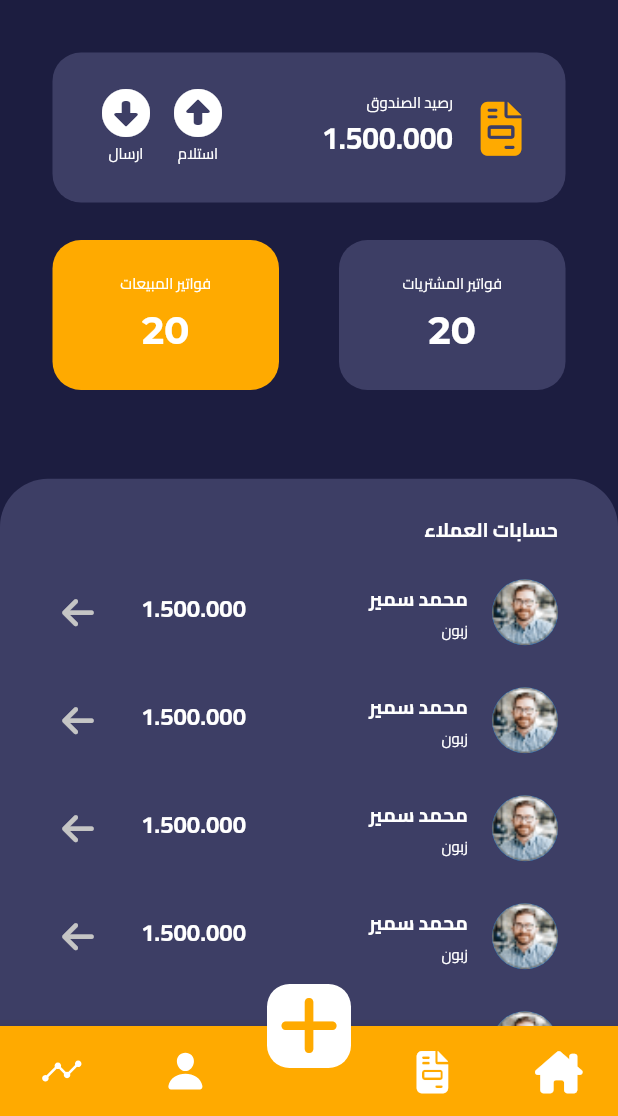
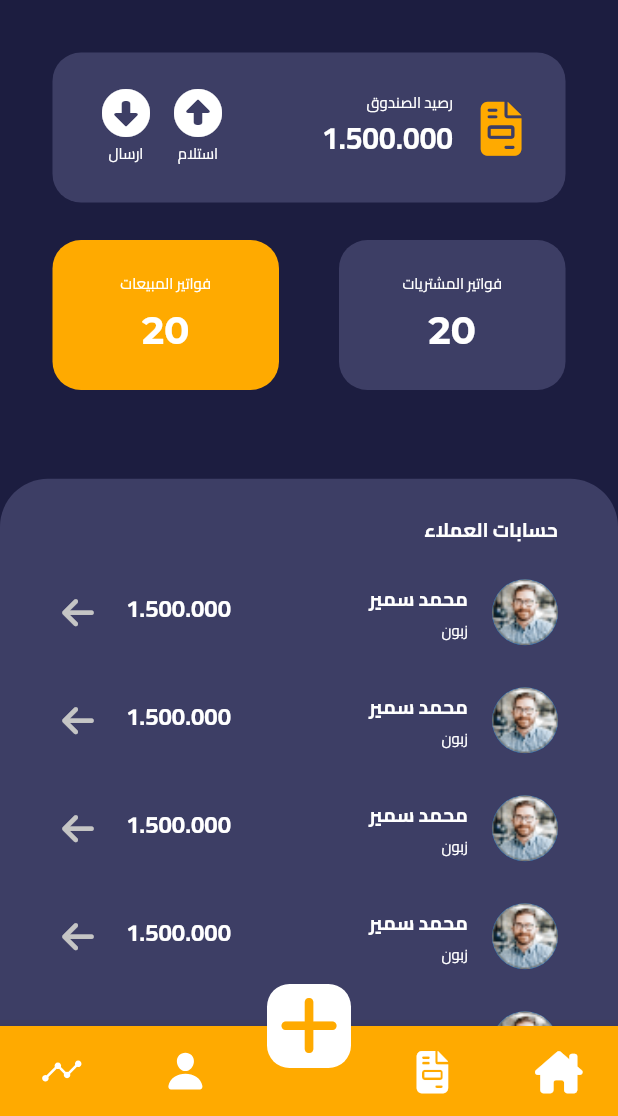
Before and after one commit to hussam-aw/matjary, a Flutter app: the screen it shows after launch, on a phone screen of 412 x 824 dp, the part 120-1236 px from its top. Run offline on Flutter 3.47's test engine with Material 2 defaults, Android fonts, the phone set to English and light mode, and no system bars; our stand-ins replace font_awesome_flutter, get, ionicons.

Commit message:
Fix some issues in the widget

```diff
--- a/lib/PresentationLayer/Widgets/Home/customer_account_list_tile.dart
+++ b/lib/PresentationLayer/Widgets/Home/customer_account_list_tile.dart
@@ -35,7 +35,7 @@ class CustomerAccountListTile extends StatelessWidget {
         style: UITextStyle.normalSmall,
       ),
       trailing: SizedBox(
-        width: 150,
+        width: 120,
         child: Row(
           mainAxisAlignment: MainAxisAlignment.end,
           children: [
@@ -43,7 +43,7 @@ class CustomerAccountListTile extends StatelessWidget {
               customerBalance,
               style: UITextStyle.boldMeduim,
             ),
-            spacerWidth(width: 30),
+            spacerWidth(width: 20),
             const Icon(
               FontAwesomeIcons.arrowLeft,
               color: UIColors.normalIcon,
```
